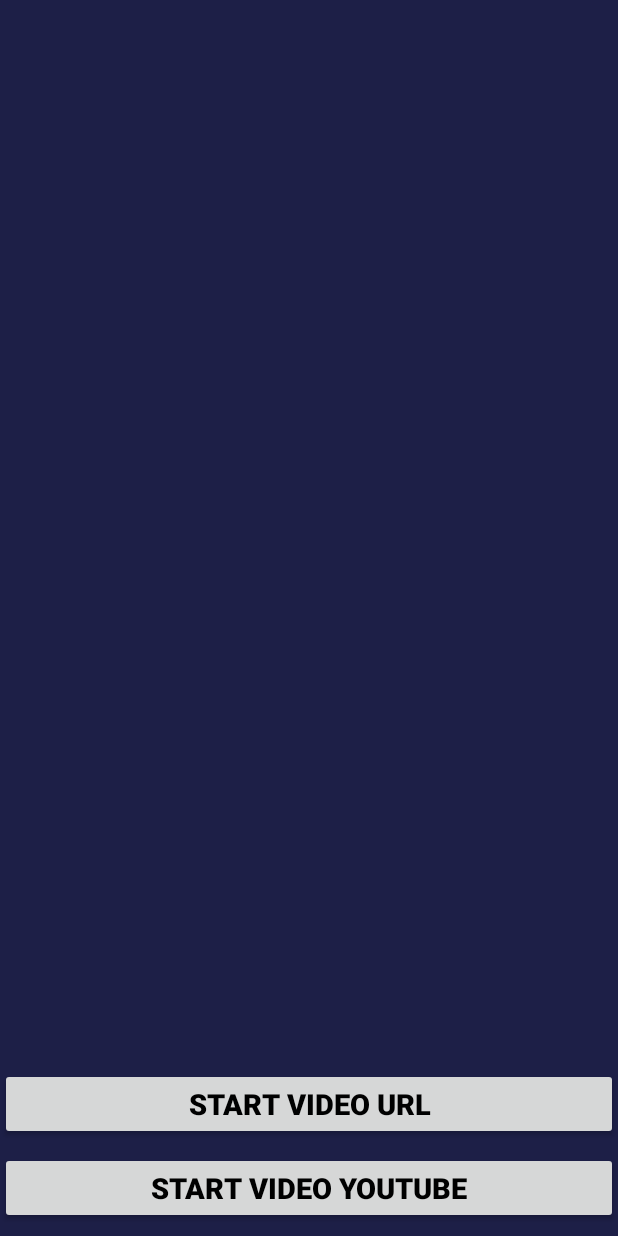
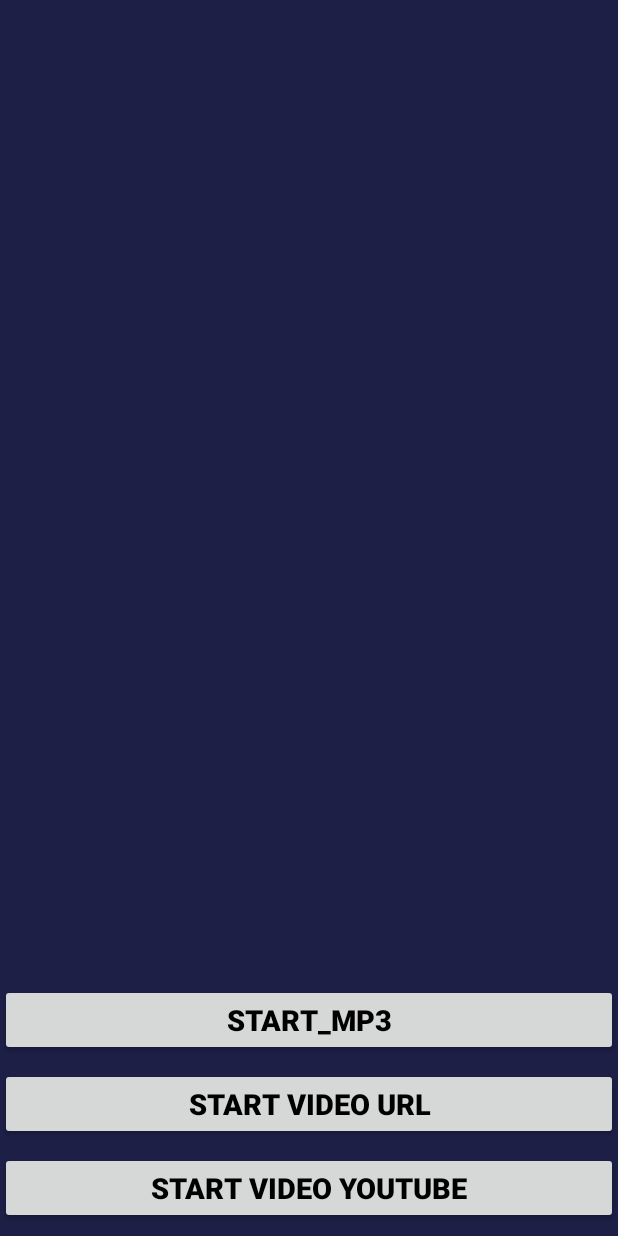
Before and after one commit to AAA-app/MyUsingVideo, an Android app: the screen it shows after launch (StartActivity), on a phone screen of 412 x 824 dp. Run offline under Robolectric (Android 15) with nearby library versions, the phone set to English and light mode, and no system bars.

Commit message:
add video url and view add url video from youtube

```diff
--- a/app/src/main/AndroidManifest.xml
+++ b/app/src/main/AndroidManifest.xml
@@ -22,8 +22,9 @@
                 <category android:name="android.intent.category.LAUNCHER" />
             </intent-filter>
         </activity>
-        <activity android:name=".urlweb.MainActivity" />
-        <activity android:name=".urlweb.WebVideoActivity" />
+        <activity android:name=".activitis.MainActivity" />
+        <activity android:name=".activitis.WebVideoActivity" />
+        <activity android:name=".activitis.MusicActivity" />
     </application>
 
 </manifest>
--- a/app/src/main/res/layout/activity_main.xml
+++ b/app/src/main/res/layout/activity_main.xml
@@ -5,7 +5,7 @@
     android:layout_width="match_parent"
     android:layout_height="match_parent"
     android:background="#D702032E"
-    tools:context=".urlweb.MainActivity">
+    tools:context=".activitis.MainActivity">
 
     <FrameLayout
         android:layout_width="match_parent"
--- /dev/null
+++ b/app/src/main/res/layout/activity_music.xml
@@ -0,0 +1,6 @@
+<?xml version="1.0" encoding="utf-8"?>
+<LinearLayout xmlns:android="http://schemas.android.com/apk/res/android"
+    android:orientation="vertical" android:layout_width="match_parent"
+    android:layout_height="match_parent">
+
+</LinearLayout>
--- a/app/src/main/res/layout/activity_start.xml
+++ b/app/src/main/res/layout/activity_start.xml
@@ -7,6 +7,21 @@
     android:layout_height="match_parent"
     android:background="#E4040633"
     tools:context=".StartActivity">
+
+    <Button
+        android:id="@+id/button3"
+        android:onClick="StartMp3"
+        android:layout_width="match_parent"
+        android:layout_height="wrap_content"
+        android:layout_marginBottom="8dp"
+        android:text="Start_mp3"
+        android:textColor="#000"
+        android:textSize="19sp"
+        android:textStyle="bold"
+        app:layout_constraintBottom_toTopOf="@+id/btn_start_video_url"
+        app:layout_constraintEnd_toEndOf="parent"
+        app:layout_constraintStart_toStartOf="parent" />
+
 
     <Button
         android:id="@+id/btn_start_video_url"
@@ -35,4 +50,5 @@
         app:layout_constraintBottom_toBottomOf="parent"
         app:layout_constraintEnd_toEndOf="parent"
         app:layout_constraintStart_toStartOf="parent" />
+
 </androidx.constraintlayout.widget.ConstraintLayout>
--- a/app/src/main/res/layout/card_video.xml
+++ b/app/src/main/res/layout/card_video.xml
@@ -4,7 +4,7 @@
     android:orientation="vertical"
     android:layout_width="match_parent"
     android:layout_height="200dp"
-    tools:context=".urlweb.MainActivity">
+    tools:context=".activitis.MainActivity">
 
     <WebView
         android:id="@+id/web_video_view"
--- a/app/src/main/res/layout/rv_list.xml
+++ b/app/src/main/res/layout/rv_list.xml
@@ -4,7 +4,7 @@
     android:layout_height="match_parent"
     xmlns:tools="http://schemas.android.com/tools"
     android:orientation="vertical"
-    tools:context=".urlweb.MainActivity">
+    tools:context=".activitis.MainActivity">
 
 
     <androidx.recyclerview.widget.RecyclerView
```
Also changed, not shown: app/src/main/java/com/aaa/myusingvideo/StartActivity.java (+8 -4 lines), app/src/main/java/com/aaa/myusingvideo/activitis/MainActivity.java (added, +32 -0 lines), app/src/main/java/com/aaa/myusingvideo/activitis/MusicActivity.java (added, +17 -0 lines), app/src/main/java/com/aaa/myusingvideo/activitis/WebVideoActivity.java (added, +42 -0 lines), app/src/main/java/com/aaa/myusingvideo/urlweb/MainActivity.java (deleted, +0 -32 lines), app/src/main/java/com/aaa/myusingvideo/urlweb/WebVideoActivity.java (deleted, +0 -42 lines), 1 other file.
